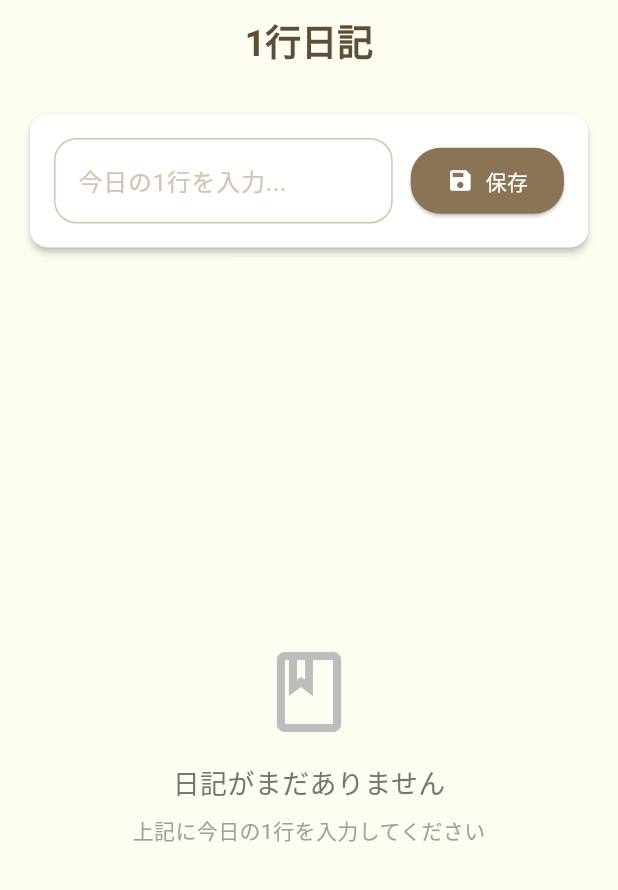
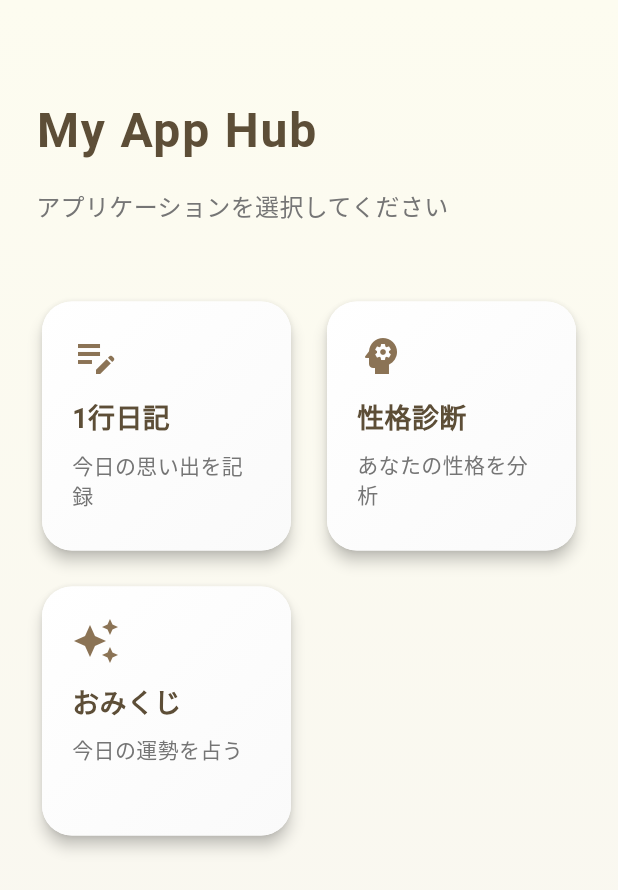
Before and after one commit to mituru-maker/diary_app, a Flutter app: the screen it shows after launch, on a phone screen of 412 x 824 dp. Shown: the top 890 px of the screen. Run offline on Flutter 3.47's test engine with Material 3 defaults, Android fonts, the phone set to English and light mode, and no system bars; our stand-ins replace shared_preferences.

Commit message:
Add App Hub and Navigation

```diff
--- a/lib/main.dart
+++ b/lib/main.dart
@@ -1,5 +1,6 @@
 import 'package:flutter/material.dart';
 import 'package:shared_preferences/shared_preferences.dart';
+import 'package:url_launcher/url_launcher.dart';
 import 'dart:async';
 import 'dart:convert';
 
@@ -75,7 +76,186 @@ class DiaryApp extends StatelessWidget {
           ),
         ),
       ),
-      home: const DiaryHomePage(),
+      home: const HomePage(),
+    );
+  }
+}
+
+class HomePage extends StatelessWidget {
+  const HomePage({super.key});
+
+  @override
+  Widget build(BuildContext context) {
+    return Scaffold(
+      body: Container(
+        decoration: const BoxDecoration(
+          gradient: LinearGradient(
+            begin: Alignment.topCenter,
+            end: Alignment.bottomCenter,
+            colors: [
+              Color(0xFFFDFCF0),
+              Color(0xFFF8F6F0),
+            ],
+          ),
+        ),
+        child: SafeArea(
+          child: Padding(
+            padding: const EdgeInsets.all(24.0),
+            child: Column(
+              crossAxisAlignment: CrossAxisAlignment.start,
+              children: [
+                const SizedBox(height: 40),
+                const Text(
+                  'My App Hub',
+                  style: TextStyle(
+                    fontSize: 32,
+                    fontWeight: FontWeight.w700,
+                    color: Color(0xFF5D4E37),
+                    letterSpacing: 1.2,
+                  ),
+                ),
+                const SizedBox(height: 16),
+                Text(
+                  'アプリケーションを選択してください',
+                  style: TextStyle(
+                    fontSize: 16,
+                    color: Colors.grey[600],
+                    fontWeight: FontWeight.w400,
+                  ),
+                ),
+                const SizedBox(height: 48),
+                Expanded(
+                  child: GridView.count(
+                    crossAxisCount: 2,
+                    crossAxisSpacing: 16,
+                    mainAxisSpacing: 16,
+                    children: [
+                      _MenuCard(
+                        title: '1行日記',
+                        icon: Icons.edit_note,
+                        description: '今日の思い出を記録',
+                        onTap: () {
+                          Navigator.push(
+                            context,
+                            MaterialPageRoute(
+                              builder: (context) => const DiaryHomePage(),
+                            ),
+                          );
+                        },
+                      ),
+                      _MenuCard(
+                        title: '性格診断',
+                        icon: Icons.psychology,
+                        description: 'あなたの性格を分析',
+                        onTap: () async {
+                          final Uri url = Uri.parse('https://mituru-maker.github.io/');
+                          if (!await launchUrl(url)) {
+                            if (context.mounted) {
+                              ScaffoldMessenger.of(context).showSnackBar(
+                                const SnackBar(
+                                  content: Text('リンクを開けませんでした'),
+                                  backgroundColor: Colors.red,
+                                ),
+                              );
+                            }
+                          }
+                        },
+                      ),
+                      _MenuCard(
+                        title: 'おみくじ',
+                        icon: Icons.auto_awesome,
+                        description: '今日の運勢を占う',
+                        onTap: () async {
+                          final Uri url = Uri.parse('https://mituru-maker.github.io/');
+                          if (!await launchUrl(url)) {
+                            if (context.mounted) {
+                              ScaffoldMessenger.of(context).showSnackBar(
+                                const SnackBar(
+                                  content: Text('リンクを開けませんでした'),
+                                  backgroundColor: Colors.red,
+                                ),
+                              );
+                            }
+                          }
+                        },
+                      ),
+                    ],
+                  ),
+                ),
+              ],
+            ),
+          ),
+        ),
+      ),
+    );
+  }
+}
+
+class _MenuCard extends StatelessWidget {
+  final String title;
+  final IconData icon;
+  final String description;
+  final VoidCallback onTap;
+
+  const _MenuCard({
+    required this.title,
+    required this.icon,
+    required this.description,
+    required this.onTap,
+  });
+
+  @override
+  Widget build(BuildContext context) {
+    return Card(
+      elevation: 4,
+      shape: RoundedRectangleBorder(
+        borderRadius: BorderRadius.circular(20),
+      ),
+      child: InkWell(
+        borderRadius: BorderRadius.circular(20),
+        onTap: onTap,
+        child: Container(
+          padding: const EdgeInsets.all(20),
+          decoration: BoxDecoration(
+            borderRadius: BorderRadius.circular(20),
+            gradient: LinearGradient(
+              begin: Alignment.topLeft,
+              end: Alignment.bottomRight,
+              colors: [
+                Colors.white,
+                const Color(0xFFFAFAFA),
+              ],
+            ),
+          ),
+          child: Column(
+            crossAxisAlignment: CrossAxisAlignment.start,
+            children: [
+              Icon(
+                icon,
+                size: 32,
+                color: const Color(0xFF8B7355),
+              ),
+              const SizedBox(height: 12),
+              Text(
+                title,
+                style: const TextStyle(
+                  fontSize: 18,
+                  fontWeight: FontWeight.w600,
+                  color: Color(0xFF5D4E37),
+                ),
+              ),
+              const SizedBox(height: 8),
+              Text(
+                description,
+                style: TextStyle(
+                  fontSize: 14,
+                  color: Colors.grey[600],
+                ),
+              ),
+            ],
+          ),
+        ),
+      ),
     );
   }
 }
--- a/pubspec.yaml
+++ b/pubspec.yaml
@@ -37,6 +37,9 @@ dependencies:
 
   # For data persistence
   shared_preferences: ^2.2.3
+
+  # For launching external URLs
+  url_launcher: ^6.3.0
 
 dev_dependencies:
   flutter_test:
```
Also changed, not shown: docs/assets/fonts/MaterialIcons-Regular.otf, pubspec.lock, 9 other files.
